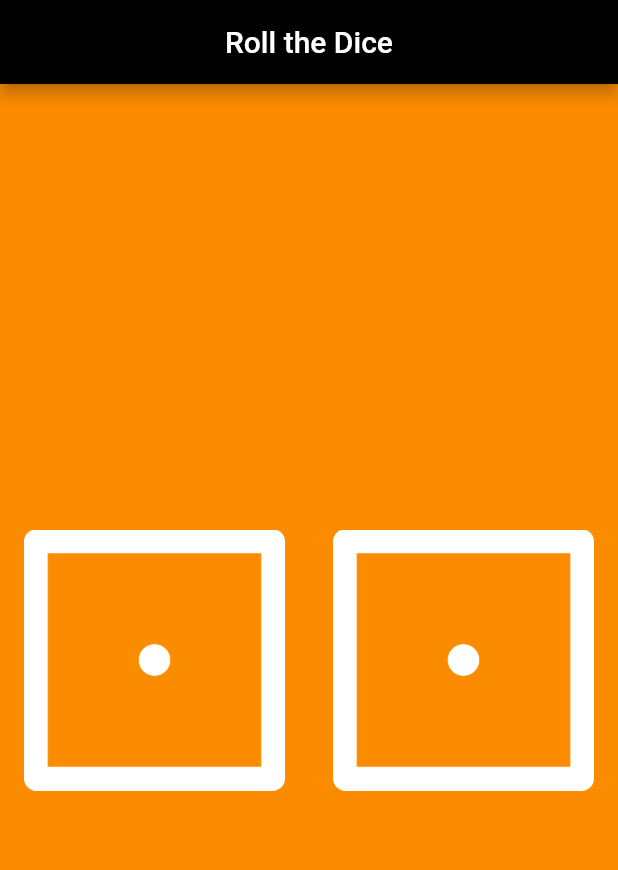
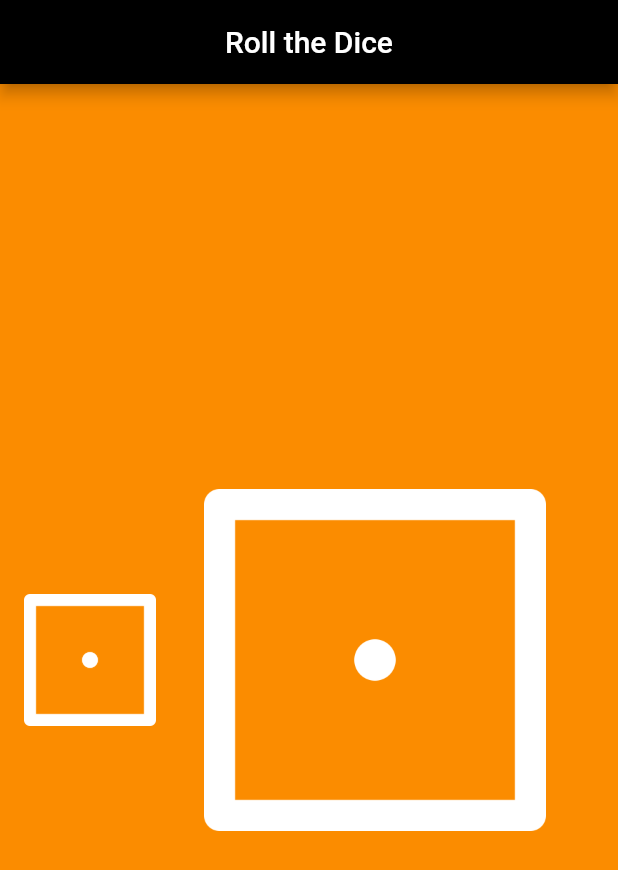
Before and after one commit to keshkaush/Roll_The_Dice, a Flutter app: the screen it shows after launch, on a phone screen of 412 x 824 dp. Shown: the top 870 px of the screen. Run offline on Flutter 3.47's test engine with Material 2 defaults, Android fonts, the phone set to English and light mode, and no system bars.

```diff
--- a/lib/main.dart
+++ b/lib/main.dart
@@ -27,24 +27,36 @@ class _DicePageState extends State<DicePage> {
   @override
   var leftvalue = 1;
   var rightvalue = 1;
+  double rightWidth = 120;
+  double leftWidth = 260;
   Widget build(BuildContext context) {
     return Center(
       child: Row(
         children: [
-          Expanded(
+          AnimatedContainer(
+            duration: Duration(milliseconds: 200),
+            curve: Curves.easeInOutQuint,
+            width: rightWidth,
             child: FlatButton(
               onPressed: () {
                 setState(() {
+                  rightWidth = 260;
+                  leftWidth = 120;
                   leftvalue = Random().nextInt(6) + 1;
                 });
               },
               child: Image.asset('images/dice$leftvalue.png'),
             ),
           ),
-          Expanded(
+          AnimatedContainer(
+            duration: Duration(milliseconds: 200),
+            curve: Curves.easeInOutQuint,
+            width: leftWidth,
             child: FlatButton(
                 onPressed: () {
                   setState(() {
+                    rightWidth = 120;
+                    leftWidth = 260;
                     rightvalue = Random().nextInt(6) + 1;
                   });
                 },
```
Also changed, not shown: 5 other files.
